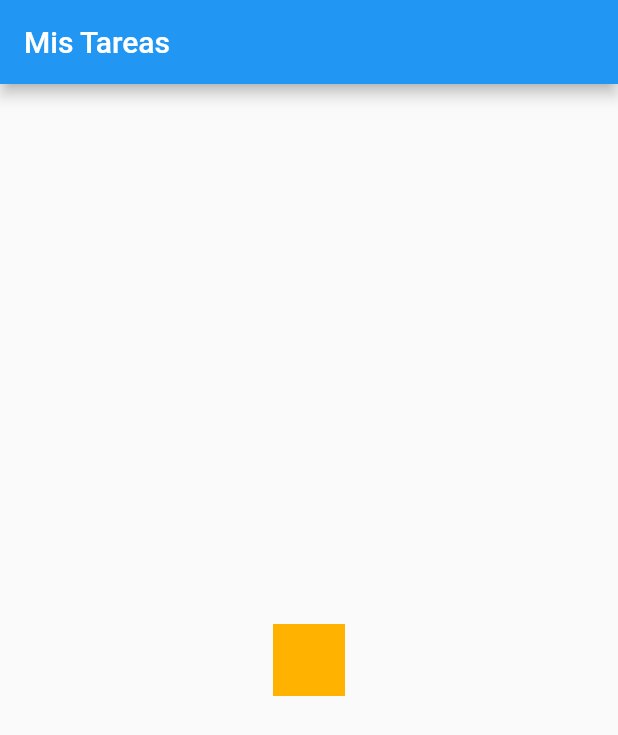
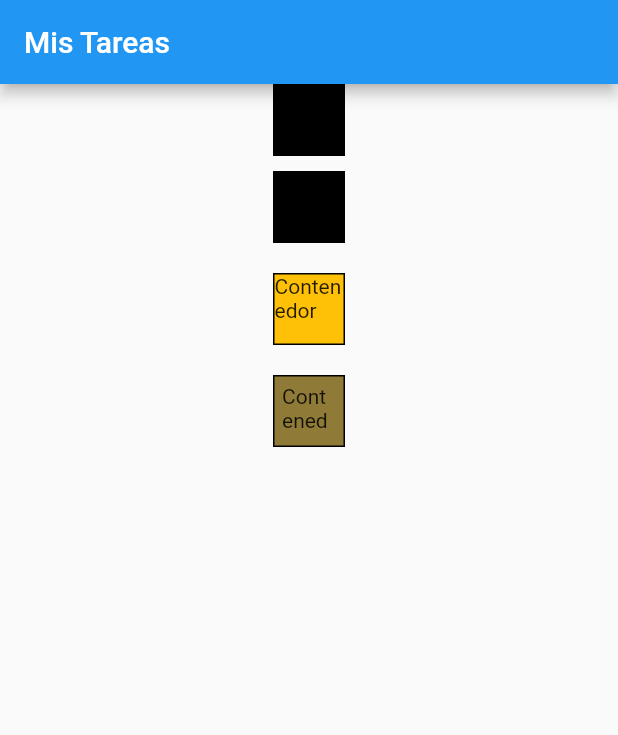
Before and after one commit to saurmo/dllo-movil-flutter, a Flutter app: the screen it shows after launch, on a phone screen of 412 x 824 dp. Shown: the top 735 px of the screen. Run offline on Flutter 3.47's test engine with Material 2 defaults, Android fonts, the phone set to English and light mode, and no system bars.

Commit message:
Contenedores

```diff
--- /dev/null
+++ b/lib/example/container.dart
@@ -0,0 +1,47 @@
+import 'package:flutter/material.dart';
+
+class Containers extends StatelessWidget {
+  @override
+  Widget build(BuildContext context) {
+    return Column(
+      children: [
+        // Contenedor básico (Color, ancho y altos)
+        Container(
+          color: Colors.black,
+          width: 48.0,
+          height: 48.0,
+        ),
+        // Contenedor con margenes
+        Container(
+          margin: const EdgeInsets.all(10.0),
+          color: Colors.black,
+          width: 48.0,
+          height: 48.0,
+        ),
+        // Contenedor con decoración
+        Container(
+          margin: const EdgeInsets.all(10.0),
+          decoration: BoxDecoration(
+            color: Colors.amber,
+            border: Border.all(width: 1.0),
+          ),
+          width: 48.0,
+          height: 48.0,
+          child: const Text("Contenedor"),
+        ),
+        // Contenedor con decoración y padding
+        Container(
+          margin: const EdgeInsets.all(10.0),
+          padding: const EdgeInsets.all(5.0),
+          decoration: BoxDecoration(
+            color: const Color.fromARGB(255, 144, 122, 55),
+            border: Border.all(width: 1.0),
+          ),
+          width: 48.0,
+          height: 48.0,
+          child: const Text("Contenedor"),
+        ),
+      ],
+    );
+  }
+}
--- a/lib/main.dart
+++ b/lib/main.dart
@@ -1,4 +1,5 @@
 import 'package:flutter/material.dart';
+import 'package:todo/example/container.dart';
 
 void main() {
   runApp(const MyApp());
@@ -20,12 +21,8 @@ class MyApp extends StatelessWidget {
           title: const Text("Mis Tareas"),
         ),
         body: Center(
-          child: Container(
-            margin: const EdgeInsets.all(10.0),
-            color: Colors.amber[600],
-            width: 48.0,
-            height: 48.0,
-          ),
+          // Contenedor con color de fondo y un borde
+          child: Containers(),
         ),
       ),
     );
```
